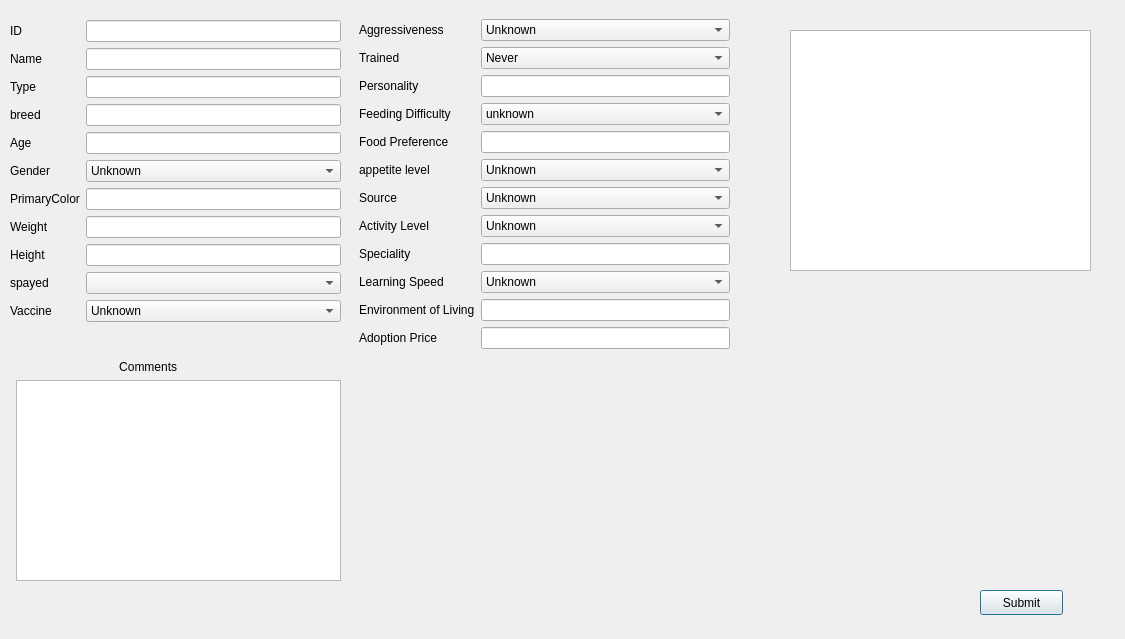
Old version of the form manageanimalwindow.ui in the repository CRM2017/cuACS.
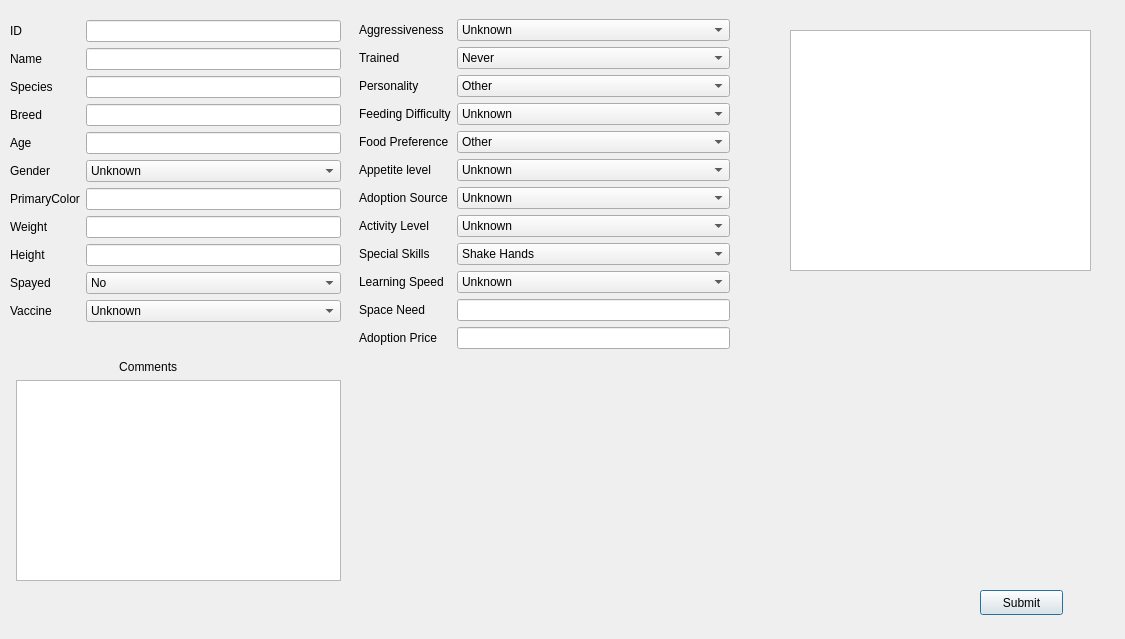
New version of the form.

Commit message: Fixed some UI and typo error

What changed in the file:
```diff
--- a/manageanimalwindow.ui
+++ b/manageanimalwindow.ui
@@ -46,7 +46,7 @@
     <item row="2" column="0">
      <widget class="QLabel" name="typeLabel">
       <property name="text">
-       <string>Type</string>
+       <string>Species</string>
       </property>
      </widget>
     </item>
@@ -122,12 +122,23 @@
     <item row="9" column="0">
      <widget class="QLabel" name="label_8">
       <property name="text">
-       <string>spayed</string>
+       <string>Spayed</string>
       </property>
      </widget>
     </item>
     <item row="9" column="1">
-     <widget class="QComboBox" name="comboBox_3"/>
+     <widget class="QComboBox" name="comboBox_3">
+      <item>
+       <property name="text">
+        <string>No</string>
+       </property>
+      </item>
+      <item>
+       <property name="text">
+        <string>Yes</string>
+       </property>
+      </item>
+     </widget>
     </item>
     <item row="10" column="0">
      <widget class="QLabel" name="label_9">
@@ -173,7 +184,7 @@
     <item row="3" column="0">
      <widget class="QLabel" name="label_2">
       <property name="text">
-       <string>breed</string>
+       <string>Breed</string>
       </property>
      </widget>
     </item>
@@ -281,9 +292,6 @@
       </property>
      </widget>
     </item>
-    <item row="2" column="1">
-     <widget class="QLineEdit" name="lineEdit_9"/>
-    </item>
     <item row="3" column="0">
      <widget class="QLabel" name="label_14">
       <property name="text">
@@ -298,13 +306,10 @@
       </property>
      </widget>
     </item>
-    <item row="4" column="1">
-     <widget class="QLineEdit" name="lineEdit_11"/>
-    </item>
     <item row="6" column="0">
      <widget class="QLabel" name="label_16">
       <property name="text">
-       <string>Source</string>
+       <string>Adoption Source</string>
       </property>
      </widget>
     </item>
@@ -318,23 +323,17 @@
     <item row="5" column="0">
      <widget class="QLabel" name="label_18">
       <property name="text">
-       <string>appetite level</string>
+       <string>Appetite level</string>
       </property>
      </widget>
     </item>
-    <item row="8" column="1">
-     <widget class="QLineEdit" name="lineEdit_15"/>
-    </item>
-    <item row="10" column="1">
-     <widget class="QLineEdit" name="lineEdit_17"/>
-    </item>
     <item row="11" column="1">
      <widget class="QLineEdit" name="lineEdit_8"/>
     </item>
     <item row="8" column="0">
      <widget class="QLabel" name="label_19">
       <property name="text">
-       <string>Speciality</string>
+       <string>Special Skills</string>
       </property>
      </widget>
     </item>
@@ -348,7 +347,7 @@
     <item row="10" column="0">
      <widget class="QLabel" name="label_21">
       <property name="text">
-       <string>Environment of Living</string>
+       <string>Space Need</string>
       </property>
      </widget>
     </item>
@@ -363,7 +362,7 @@
      <widget class="QComboBox" name="comboBox_6">
       <item>
        <property name="text">
-        <string>unknown</string>
+        <string>Unknown</string>
        </property>
       </item>
       <item>
@@ -484,6 +483,86 @@
       </item>
      </widget>
     </item>
+    <item row="2" column="1">
+     <widget class="QComboBox" name="comboBox_11">
+      <item>
+       <property name="text">
+        <string>Other</string>
+       </property>
+      </item>
+      <item>
+       <property name="text">
+        <string>Noisy</string>
+       </property>
+      </item>
+      <item>
+       <property name="text">
+        <string>Quiet</string>
+       </property>
+      </item>
+      <item>
+       <property name="text">
+        <string>Vivacious</string>
+       </property>
+      </item>
+      <item>
+       <property name="text">
+        <string>Lazy</string>
+       </property>
+      </item>
+      <item>
+       <property name="text">
+        <string>Shy</string>
+       </property>
+      </item>
+     </widget>
+    </item>
+    <item row="8" column="1">
+     <widget class="QComboBox" name="comboBox_12">
+      <item>
+       <property name="text">
+        <string>Shake Hands</string>
+       </property>
+      </item>
+      <item>
+       <property name="text">
+        <string>Stand Up</string>
+       </property>
+      </item>
+      <item>
+       <property name="text">
+        <string>Guard property</string>
+       </property>
+      </item>
+     </widget>
+    </item>
+    <item row="4" column="1">
+     <widget class="QComboBox" name="comboBox_14">
+      <item>
+       <property name="text">
+        <string>Other</string>
+       </property>
+      </item>
+      <item>
+       <property name="text">
+        <string>Meat</string>
+       </property>
+      </item>
+      <item>
+       <property name="text">
+        <string>Vegetables</string>
+       </property>
+      </item>
+      <item>
+       <property name="text">
+        <string>Grain</string>
+       </property>
+      </item>
+     </widget>
+    </item>
+    <item row="10" column="1">
+     <widget class="QLineEdit" name="lineEdit_9"/>
+    </item>
    </layout>
   </widget>
   <widget class="QWidget" name="formLayoutWidget_3">
```
Left out of the diff: 27 changed lines with no effect on the pictures. The commit also changes 5 other files.
